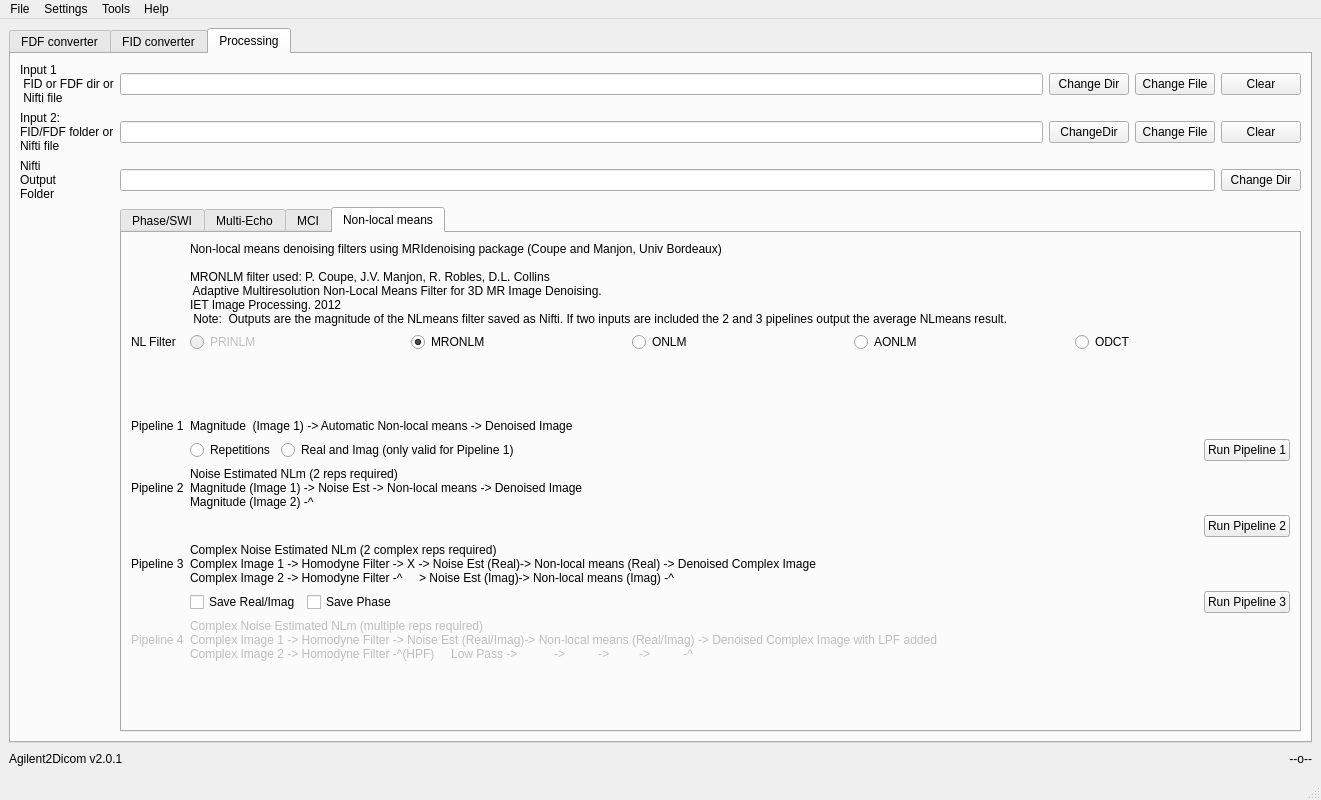
This is Agilent2DicomQt2.ui in maeager/Agilent2Dicom as Qt 5 draws it before an edit. The edited form follows.
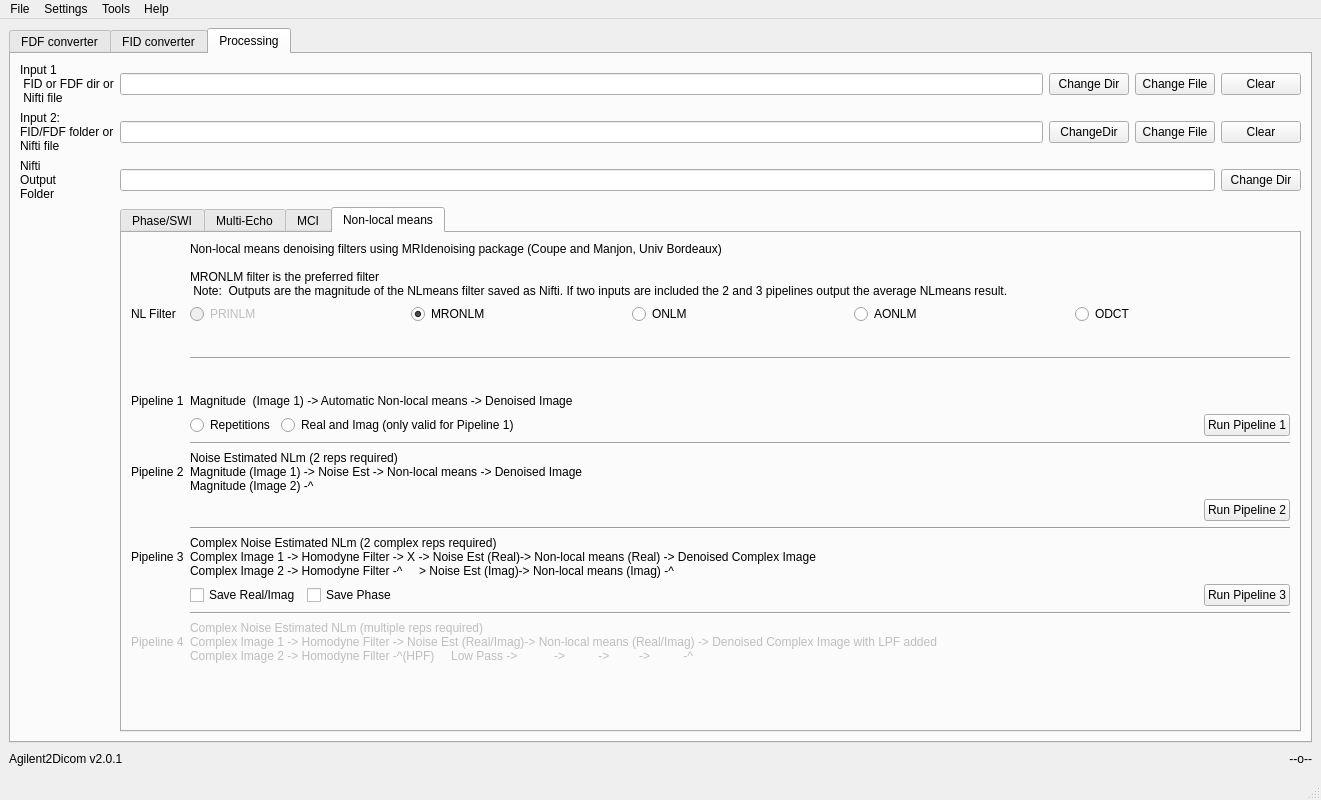
This is the edited form.

Commit message: Agilent2DicomQt2 GUI tooltips updated for NL means filters.

Diff of the .ui file:
```diff
--- a/Agilent2DicomQt2.ui
+++ b/Agilent2DicomQt2.ui
@@ -2395,7 +2395,7 @@
                   </item>
                  </layout>
                 </item>
-                <item row="11" column="2">
+                <item row="13" column="2">
                  <layout class="QHBoxLayout" name="horizontalLayout_23">
                   <item>
                    <widget class="QCheckBox" name="checkBox_NLsaveRI">
@@ -2447,7 +2447,7 @@
                   </property>
                  </widget>
                 </item>
-                <item row="8" column="2">
+                <item row="9" column="2">
                  <widget class="QLabel" name="label_11">
                   <property name="text">
                    <string>Noise Estimated NLm (2 reps required)
@@ -2456,21 +2456,21 @@
                   </property>
                  </widget>
                 </item>
-                <item row="8" column="0">
+                <item row="9" column="0">
                  <widget class="QLabel" name="label_10">
                   <property name="text">
                    <string>Pipeline 2</string>
                   </property>
                  </widget>
                 </item>
-                <item row="10" column="0">
+                <item row="12" column="0">
                  <widget class="QLabel" name="label_12">
                   <property name="text">
                    <string>Pipeline 3</string>
                   </property>
                  </widget>
                 </item>
-                <item row="10" column="2">
+                <item row="12" column="2">
                  <widget class="QLabel" name="label_14">
                   <property name="text">
                    <string>Complex Noise Estimated NLm (2 complex reps required)
@@ -2479,7 +2479,7 @@
                   </property>
                  </widget>
                 </item>
-                <item row="9" column="2">
+                <item row="10" column="2">
                  <layout class="QHBoxLayout" name="horizontalLayout_22">
                   <item>
                    <spacer name="horizontalSpacer_5">
@@ -2503,7 +2503,7 @@
                   </item>
                  </layout>
                 </item>
-                <item row="12" column="0">
+                <item row="15" column="0">
                  <widget class="QLabel" name="label_15">
                   <property name="enabled">
                    <bool>false</bool>
@@ -2513,7 +2513,7 @@
                   </property>
                  </widget>
                 </item>
-                <item row="12" column="2">
+                <item row="15" column="2">
                  <widget class="QLabel" name="label_18">
                   <property name="enabled">
                    <bool>false</bool>
@@ -2545,9 +2545,7 @@
                     <property name="text">
                      <string>Non-local means denoising filters using MRIdenoising package (Coupe and Manjon, Univ Bordeaux)
 
-MRONLM filter used: P. Coupe, J.V. Manjon, R. Robles, D.L. Collins
- Adaptive Multiresolution Non-Local Means Filter for 3D MR Image Denoising. 
-IET Image Processing. 2012 
+MRONLM filter is the preferred filter 
  Note:  Outputs are the magnitude of the NLmeans filter saved as Nifti. If two inputs are included the 2 and 3 pipelines output the average NLmeans result.</string>
                     </property>
                    </widget>
@@ -2625,7 +2623,7 @@
                   </item>
                  </layout>
                 </item>
-                <item row="13" column="2">
+                <item row="16" column="2">
                  <spacer name="verticalSpacer_11">
                   <property name="orientation">
                    <enum>Qt::Vertical</enum>
@@ -2638,6 +2636,34 @@
                   </property>
                  </spacer>
                 </item>
+                <item row="3" column="2">
+                 <widget class="Line" name="line_2">
+                  <property name="orientation">
+                   <enum>Qt::Horizontal</enum>
+                  </property>
+                 </widget>
+                </item>
+                <item row="8" column="2">
+                 <widget class="Line" name="line_3">
+                  <property name="orientation">
+                   <enum>Qt::Horizontal</enum>
+                  </property>
+                 </widget>
+                </item>
+                <item row="11" column="2">
+                 <widget class="Line" name="line_4">
+                  <property name="orientation">
+                   <enum>Qt::Horizontal</enum>
+                  </property>
+                 </widget>
+                </item>
+                <item row="14" column="2">
+                 <widget class="Line" name="line_5">
+                  <property name="orientation">
+                   <enum>Qt::Horizontal</enum>
+                  </property>
+                 </widget>
+                </item>
                </layout>
               </item>
              </layout>
```
Left out of the diff: 26 changed lines with no effect on the pictures.
